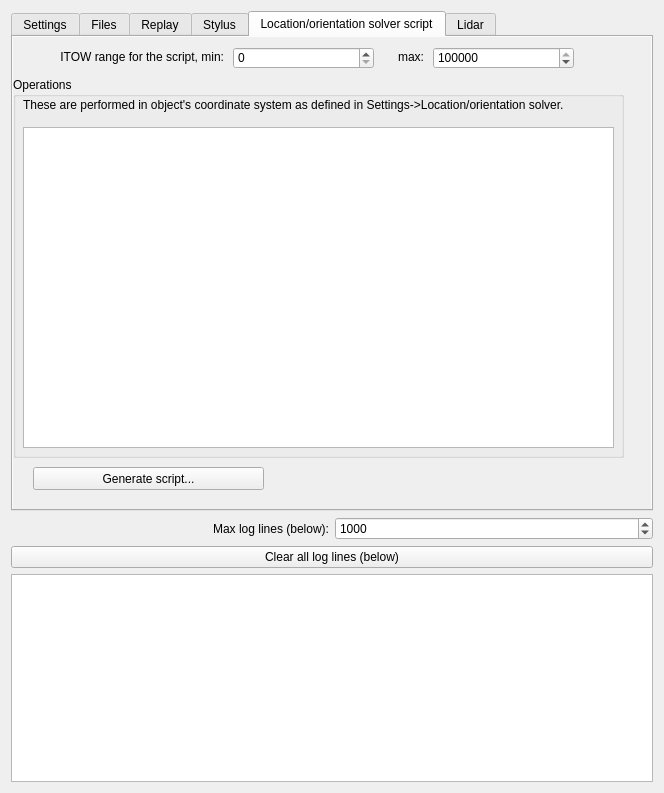
This is postprocessform.ui in GNSS-Stylist/GNSS-Stylus as Qt 5 draws it before an edit. The edited form follows.
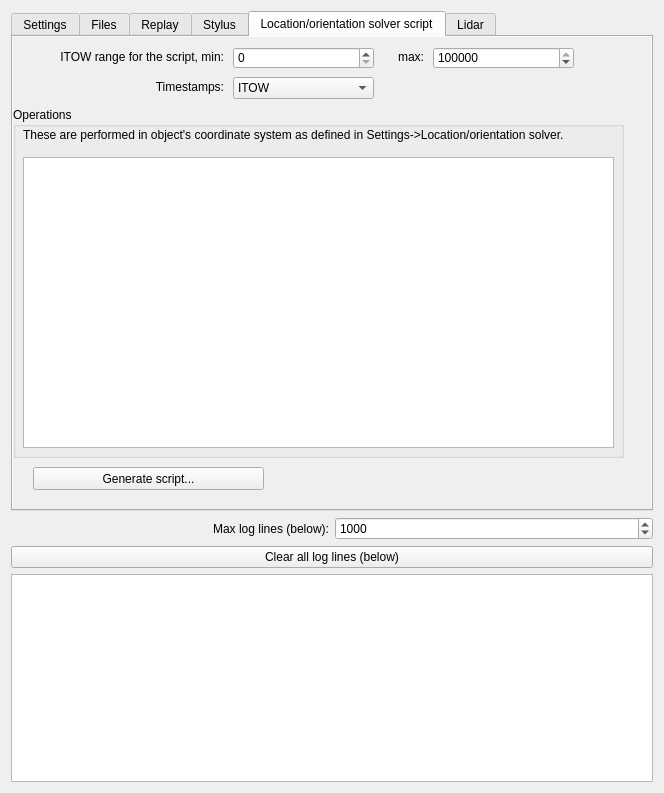
This is the edited form. The open tabs and pages were chosen to show the change.

Commit message:
Add generating of lidarscripts
Also:
- Added possibility to use timestamps instead of ITOWS when generating LOScripts. This makes it easier to sync LOscripts and lidarscripts as both can use uptimes.
- Some refactoring (like adding generateLidarTransformMatrices)

What changed in the file:
```diff
--- a/postprocessform.ui
+++ b/postprocessform.ui
@@ -2561,9 +2561,9 @@
        <property name="geometry">
         <rect>
          <x>0</x>
-         <y>40</y>
+         <y>70</y>
          <width>611</width>
-         <height>381</height>
+         <height>351</height>
         </rect>
        </property>
        <property name="title">
@@ -2591,7 +2591,7 @@
           <x>10</x>
           <y>50</y>
           <width>591</width>
-          <height>321</height>
+          <height>291</height>
          </rect>
         </property>
         <property name="lineWrapMode">
@@ -2599,6 +2599,45 @@
         </property>
        </widget>
       </widget>
+      <widget class="QLabel" name="label_LOSolver_Movie_TimeStampType">
+       <property name="geometry">
+        <rect>
+         <x>10</x>
+         <y>40</y>
+         <width>201</width>
+         <height>20</height>
+        </rect>
+       </property>
+       <property name="text">
+        <string>Timestamps:</string>
+       </property>
+       <property name="alignment">
+        <set>Qt::AlignRight|Qt::AlignTrailing|Qt::AlignVCenter</set>
+       </property>
+      </widget>
+      <widget class="QComboBox" name="comboBox_LOSolver_Movie_TimeStamps">
+       <property name="geometry">
+        <rect>
+         <x>220</x>
+         <y>40</y>
+         <width>141</width>
+         <height>22</height>
+        </rect>
+       </property>
+       <property name="currentIndex">
+        <number>0</number>
+       </property>
+       <item>
+        <property name="text">
+         <string>ITOW</string>
+        </property>
+       </item>
+       <item>
+        <property name="text">
+         <string>Uptime</string>
+        </property>
+       </item>
+      </widget>
      </widget>
      <widget class="QWidget" name="tab_Lidar">
       <property name="autoFillBackground">
```
The commit also changes 2 other files.
